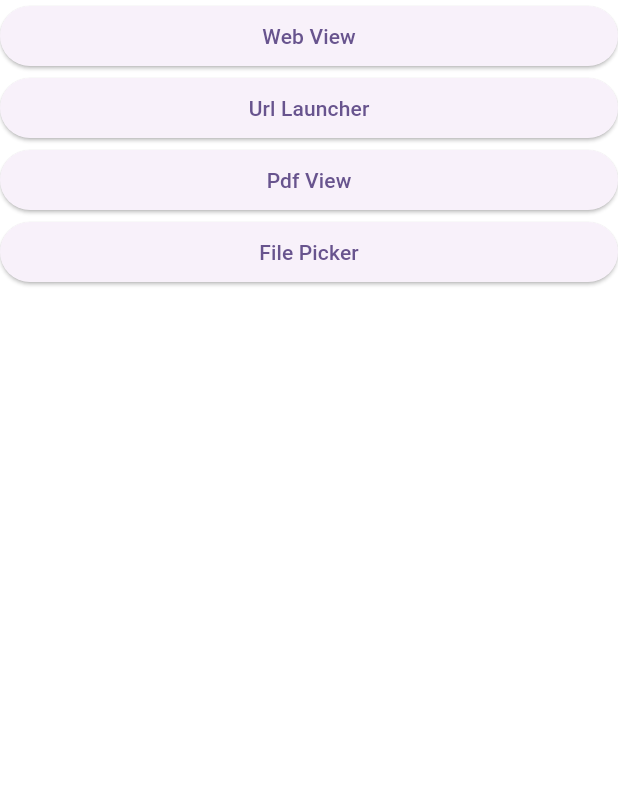
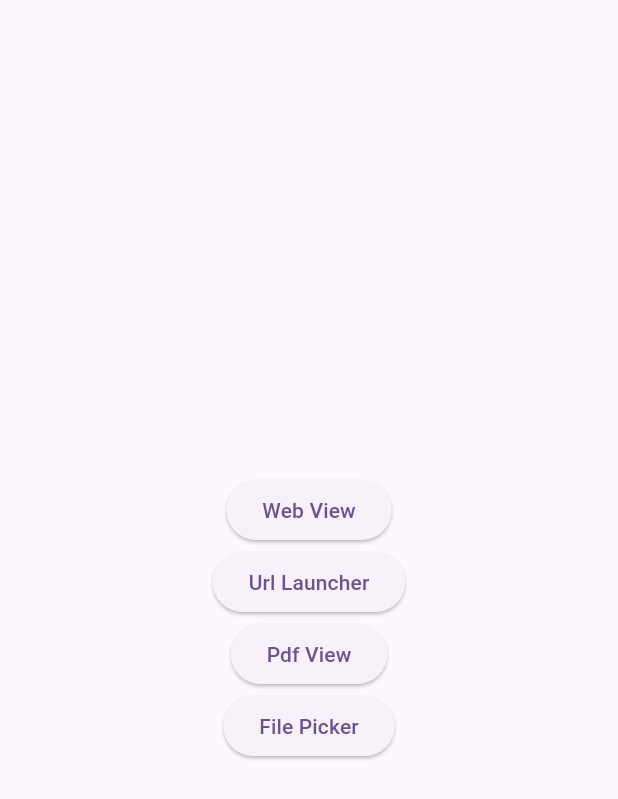
Before and after one commit to virajasodariya/packages_flutter_practice, a Flutter app: the screen it shows after launch, on a phone screen of 412 x 824 dp. Shown: the top 799 px of the screen. Run offline on Flutter 3.47's test engine with Material 2 defaults, Android fonts, the phone set to English and light mode, and no system bars; our stand-ins replace file_picker, webview_flutter; missing offline and left inert: flutter_pdfview.

Commit message:
init commit

```diff
--- a/lib/all_packages.dart
+++ b/lib/all_packages.dart
@@ -14,7 +14,10 @@ class AllPackages extends StatefulWidget {
 class _AllPackagesState extends State<AllPackages> {
   @override
   Widget build(BuildContext context) {
-    return ListView(
+    return Scaffold(
+      body: Center(
+        child: Column(
+          mainAxisAlignment: MainAxisAlignment.center,
           children: [
             ElevatedButton(
               onPressed: () {
@@ -57,6 +60,8 @@ class _AllPackagesState extends State<AllPackages> {
               child: const Text("File Picker"),
             ),
           ],
+        ),
+      ),
     );
   }
 }
```
Lines whose indentation alone changed are shown as unchanged.
